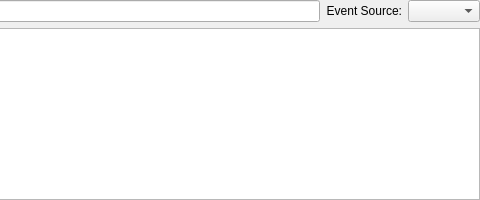
Before: the Qt Designer form src/timelinewidget.ui in KDAB/hotspot, drawn with Qt 5; both pictures show x 264 to 744 and y 0 to 200 of the 744 by 200 pixel window.
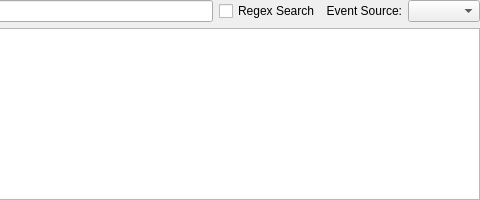
After: the same form once the commit is applied. Icons and pictures are not drawn.

Commit message:
feat: support regex search
Since we use QSortFilterProxyModel we get this for free.
This patch adds support for regex search by not escaping the search term
if it is prefix with %.
For the flamegraph there is a custom implementation, which changes the
current QString::contains to a QRegularExpression::match call.

Closes: #666

What changed in the file:
```diff
--- a/src/timelinewidget.ui
+++ b/src/timelinewidget.ui
@@ -64,6 +64,13 @@
        </property>
       </widget>
      </item>
+     <item>
+      <widget class="QCheckBox" name="regexCheckBox">
+       <property name="text">
+        <string>Regex Search</string>
+       </property>
+      </widget>
+     </item>
      <item>
       <widget class="QLabel" name="label_2">
        <property name="text">
```
The commit also changes 13 other files.
